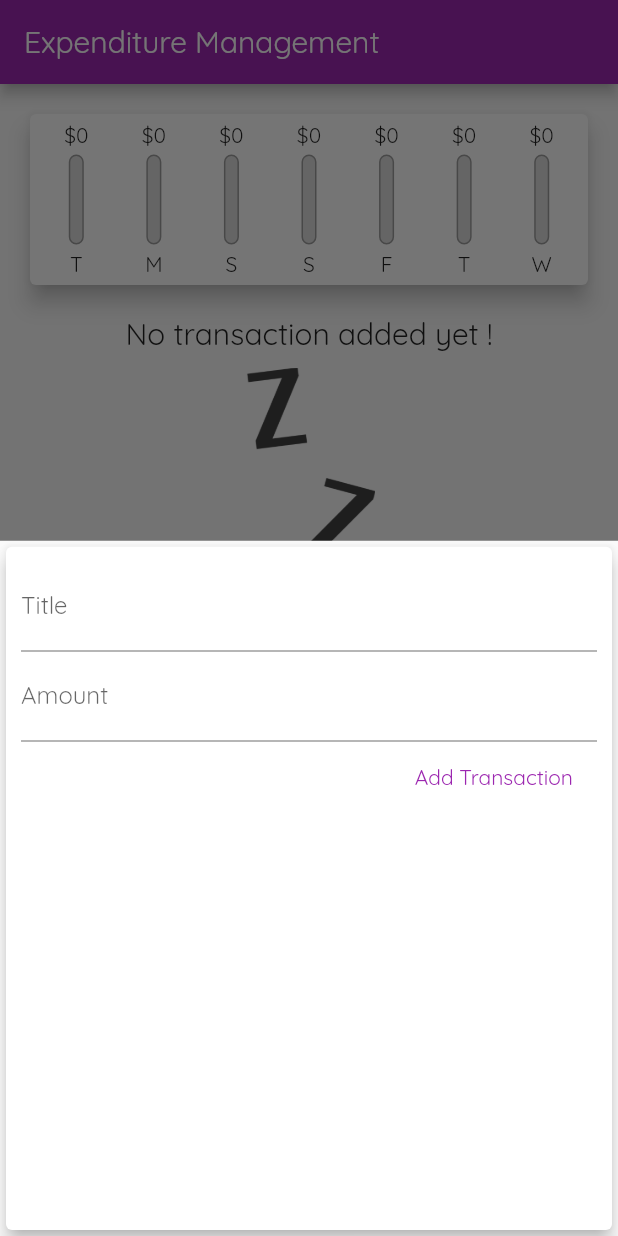
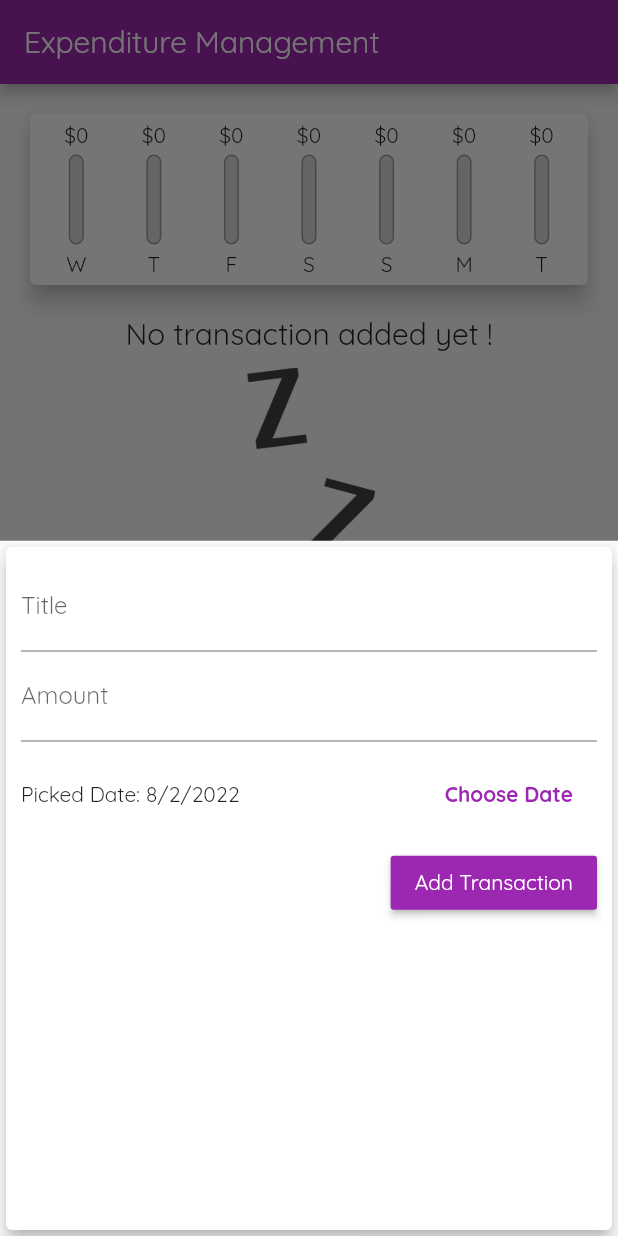
Before and after one commit to Deepak-khadka/flutter, a Flutter app: the screen it shows after launch, after a tap on the "add" icon, on a phone screen of 412 x 824 dp. Run offline on Flutter 3.47's test engine with Material 2 defaults, Android fonts, the phone set to English and light mode, and no system bars.

```diff
--- a/expense_planner/lib/main.dart
+++ b/expense_planner/lib/main.dart
@@ -28,12 +28,12 @@ class _MyHomePageState extends State<MyHomePage> {
     }).toList();
   }
 
-  void _addNewTransaction(String title, double amount) {
+  void _addNewTransaction(String title, double amount, DateTime chosenDate) {
     final newTx = Transaction(
       id: DateTime.now().toString(),
       title: title,
       amount: amount,
-      date: DateTime.now(),
+      date: chosenDate,
     );
 
     setState(() {
@@ -48,6 +48,12 @@ class _MyHomePageState extends State<MyHomePage> {
         return NewTransaction(_addNewTransaction);
       },
     );
+  }
+
+  void _deleteTransaction(String id) {
+    setState(() {
+      _userTransactions.removeWhere((tx) => tx.id == id);
+    });
   }
 
   @override
@@ -71,7 +77,7 @@ class _MyHomePageState extends State<MyHomePage> {
               crossAxisAlignment: CrossAxisAlignment.stretch,
               children: <Widget>[
                 Chart(_recentTransactions),
-                TransactionList(_userTransactions),
+                TransactionList(_userTransactions, _deleteTransaction),
               ],
             ),
           ),
--- a/expense_planner/lib/widgets/chart.dart
+++ b/expense_planner/lib/widgets/chart.dart
@@ -26,7 +26,7 @@ class Chart extends StatelessWidget {
         'day': DateFormat.E().format(weekDay).substring(0, 1),
         'amount': totalSum
       };
-    });
+    }).reversed.toList();
   }
 
   double get totalSpending {
--- a/expense_planner/lib/widgets/chart_bar.dart
+++ b/expense_planner/lib/widgets/chart_bar.dart
@@ -5,7 +5,7 @@ class ChartBar extends StatelessWidget {
   final double spendingAmount;
   final double spendingPctOfTotal;
 
-  ChartBar({
+  const ChartBar({
     required this.label,
     required this.spendingAmount,
     required this.spendingPctOfTotal,
@@ -15,10 +15,12 @@ class ChartBar extends StatelessWidget {
   Widget build(BuildContext context) {
     return Column(
       children: [
-       FittedBox(
-         child:  Text('\$${spendingAmount.toStringAsFixed(0)}'),
-       ),
-        SizedBox(
+      Container(
+        child:  FittedBox(
+          child:  Text('\$${spendingAmount.toStringAsFixed(0)}'),
+        ),
+      ),
+        const SizedBox(
           height: 4,
         ),
         Container(
@@ -32,7 +34,7 @@ class ChartBar extends StatelessWidget {
                     color: Colors.grey,
                     width: 1.0,
                   ),
-                  color: Color.fromRGBO(220, 220, 220, 1),
+                  color: const Color.fromRGBO(220, 220, 220, 1),
                   borderRadius: BorderRadius.circular(10),
                 ),
               ),
@@ -48,7 +50,7 @@ class ChartBar extends StatelessWidget {
             ],
           ),
         ),
-        SizedBox(
+        const SizedBox(
           height: 4,
         ),
         Text(label),
--- a/expense_planner/lib/widgets/new_transaction.dart
+++ b/expense_planner/lib/widgets/new_transaction.dart
@@ -1,4 +1,5 @@
 import 'package:flutter/material.dart';
+import 'package:intl/intl.dart';
 
 class NewTransaction extends StatefulWidget {
   final Function addTx;
@@ -10,13 +11,15 @@ class NewTransaction extends StatefulWidget {
 }
 
 class _NewTransactionState extends State<NewTransaction> {
-  final titleController = TextEditingController();
+  final _titleController = TextEditingController();
 
-  final amountController = TextEditingController();
+  final _amountController = TextEditingController();
+
+  DateTime _selectedDate = DateTime.now();
 
   void submitData() {
-    final enteredTitle = titleController.text;
-    final enteredAmount = double.parse(amountController.text);
+    final enteredTitle = _titleController.text;
+    final enteredAmount = double.parse(_amountController.text);
 
     if (enteredTitle.isEmpty || enteredAmount <= 0) {
       return;
@@ -25,9 +28,28 @@ class _NewTransactionState extends State<NewTransaction> {
     widget.addTx(
       enteredTitle,
       enteredAmount,
+      _selectedDate
     );
 
     Navigator.of(context).pop();
+  }
+
+  /* Show the date picker popup modal */
+  void _presentDatePicker() {
+    showDatePicker(
+      context: context,
+      initialDate: DateTime.now(),
+      firstDate: DateTime(2022),
+      lastDate: DateTime.now(),
+    ).then((value) {
+      if (value == null) {
+        return;
+      }
+
+      setState(() {
+        _selectedDate = value;
+      });
+    });
   }
 
   @override
@@ -41,7 +63,7 @@ class _NewTransactionState extends State<NewTransaction> {
           children: [
             TextField(
               decoration: const InputDecoration(labelText: "Title"),
-              controller: titleController,
+              controller: _titleController,
               onSubmitted: (_) => submitData(),
               // onChanged: (value) {
               //   titleInput = value;
@@ -49,16 +71,41 @@ class _NewTransactionState extends State<NewTransaction> {
             ),
             TextField(
               decoration: const InputDecoration(labelText: "Amount"),
-              controller: amountController,
+              controller: _amountController,
               keyboardType: TextInputType.number,
               onSubmitted: (_) => submitData(),
               // onChanged: (value) {
               //   amountInput = value;
               // },
             ),
-            FlatButton(
+            Container(
+              height: 70,
+              child: Row(
+                children: [
+                  Expanded(
+                    child: Text(
+                      _selectedDate == null
+                          ? "No Date is Selected !"
+                          : 'Picked Date: ${DateFormat.yMd().format(_selectedDate)}',
+                    ),
+                  ),
+                  FlatButton(
+                    textColor: Theme.of(context).primaryColor,
+                    onPressed: () {
+                      _presentDatePicker();
+                    },
+                    child: const Text(
+                      'Choose Date',
+                      style: TextStyle(fontWeight: FontWeight.bold),
+                    ),
+                  )
+                ],
+              ),
+            ),
+            RaisedButton(
               onPressed: submitData,
-              textColor: Colors.purple,
+              color: Theme.of(context).primaryColor,
+              textColor: Colors.white,
               child: const Text('Add Transaction'),
             )
           ],
```
Also changed, not shown: expense_planner/lib/widgets/transaction_list.dart (+24 -33 lines), 1 other file.
